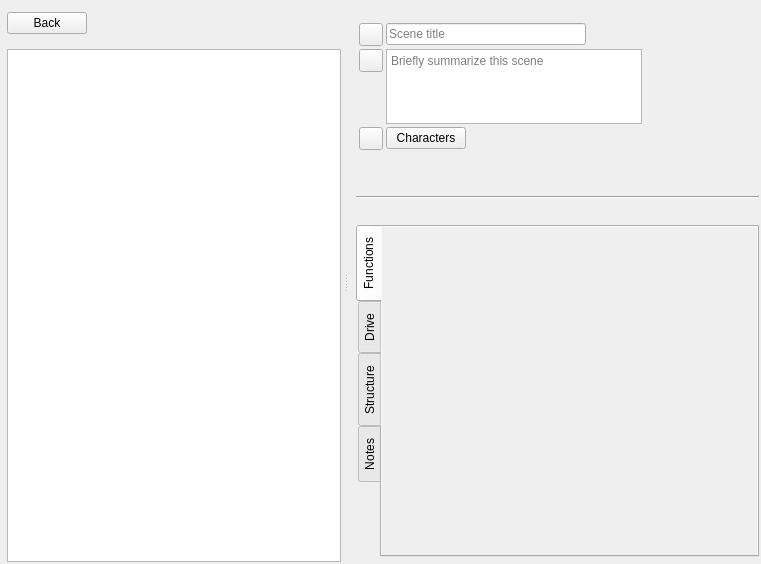
The window that ui/scene_editor.ui (plotlyst/plotlyst-app) describes before a commit, drawn with Qt 5.
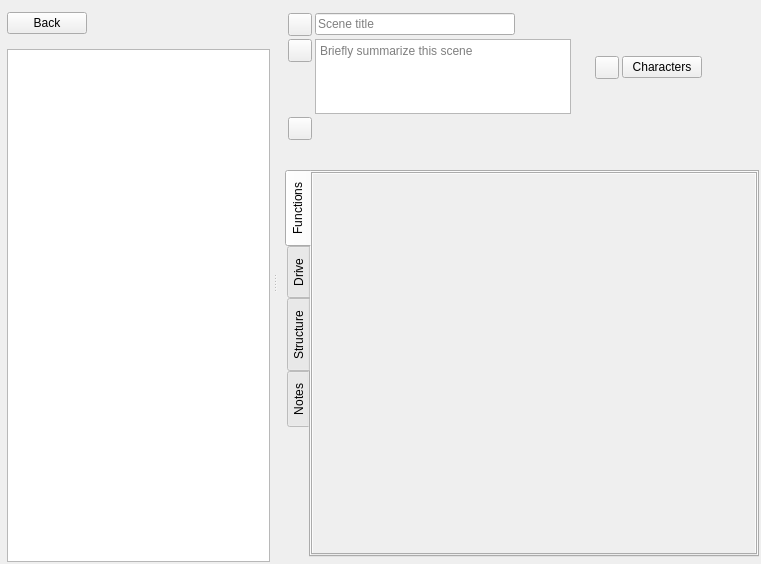
The same window after the commit. The open tabs and pages were chosen to show the change. Custom widgets are drawn as their Qt base class.

Commit message:
New scene dramatic functions layout (#1728)
* New scene functions layout

* progress

* frames

* progress

* progress

* remove scroll

* progress

* progress

* add new drive

* progress

* new layout

* progress

* progress

* progress

* progress

* progress

* progress

* progress

* fix

Diff of the .ui file:
```diff
--- a/ui/scene_editor.ui
+++ b/ui/scene_editor.ui
@@ -135,7 +135,7 @@
         <number>5</number>
        </property>
        <property name="topMargin">
-        <number>20</number>
+        <number>10</number>
        </property>
        <property name="bottomMargin">
         <number>5</number>
@@ -308,8 +308,133 @@
               </layout>
              </item>
              <item>
-              <widget class="QWidget" name="wdgCharactersContainer" native="true">
+              <widget class="QWidget" name="wdgSceneType" native="true">
+               <layout class="QHBoxLayout" name="horizontalLayout_4">
+                <property name="spacing">
+                 <number>3</number>
+                </property>
+                <property name="leftMargin">
+                 <number>0</number>
+                </property>
+                <property name="topMargin">
+                 <number>0</number>
+                </property>
+                <property name="rightMargin">
+                 <number>0</number>
+                </property>
+                <property name="bottomMargin">
+                 <number>0</number>
+                </property>
+                <item alignment="Qt::AlignLeft">
+                 <widget class="QToolButton" name="iconType">
+                  <property name="text">
+                   <string/>
+                  </property>
+                  <property name="transparent" stdset="0">
+                   <bool>true</bool>
+                  </property>
+                 </widget>
+                </item>
+                <item>
+                 <spacer name="horizontalSpacer_4">
+                  <property name="orientation">
+                   <enum>Qt::Horizontal</enum>
+                  </property>
+                  <property name="sizeHint" stdset="0">
+                   <size>
+                    <width>40</width>
+                    <height>20</height>
+                   </size>
+                  </property>
+                 </spacer>
+                </item>
+               </layout>
+              </widget>
+             </item>
+             <item>
+              <widget class="QWidget" name="wdgStorylinesParent" native="true">
+               <layout class="QHBoxLayout" name="horizontalLayout_2">
+                <property name="spacing">
+                 <number>3</number>
+                </property>
+                <property name="leftMargin">
+                 <number>0</number>
+                </property>
+                <property name="topMargin">
+                 <number>1</number>
+                </property>
+                <property name="rightMargin">
+                 <number>0</number>
+                </property>
+                <property name="bottomMargin">
+                 <number>5</number>
+                </property>
+                <item>
+                 <widget class="QWidget" name="wdgStorylines" native="true"/>
+                </item>
+                <item>
+                 <spacer name="horizontalSpacer_2">
+                  <property name="orientation">
+                   <enum>Qt::Horizontal</enum>
+                  </property>
+                  <property name="sizeHint" stdset="0">
+                   <size>
+                    <width>40</width>
+                    <height>20</height>
+                   </size>
+                  </property>
+                 </spacer>
+                </item>
+               </layout>
+              </widget>
+             </item>
+            </layout>
+           </widget>
+          </item>
+          <item>
                <layout class="QVBoxLayout" name="verticalLayout_12">
+            <property name="spacing">
+             <number>3</number>
+            </property>
+            <item alignment="Qt::AlignTop">
+             <widget class="QWidget" name="wdgStructureParent" native="true">
+              <layout class="QHBoxLayout" name="horizontalLayout_3">
+               <property name="spacing">
+                <number>0</number>
+               </property>
+               <property name="leftMargin">
+                <number>0</number>
+               </property>
+               <property name="topMargin">
+                <number>0</number>
+               </property>
+               <property name="rightMargin">
+                <number>0</number>
+               </property>
+               <property name="bottomMargin">
+                <number>0</number>
+               </property>
+              </layout>
+             </widget>
+            </item>
+            <item alignment="Qt::AlignBottom">
+             <widget class="QWidget" name="wdgCharactersContainer" native="true">
+              <layout class="QVBoxLayout" name="verticalLayout_19">
+               <property name="spacing">
+                <number>3</number>
+               </property>
+               <property name="leftMargin">
+                <number>2</number>
+               </property>
+               <property name="topMargin">
+                <number>25</number>
+               </property>
+               <property name="rightMargin">
+                <number>2</number>
+               </property>
+               <property name="bottomMargin">
+                <number>2</number>
+               </property>
                 <item alignment="Qt::AlignTop">
                  <widget class="QWidget" name="widget" native="true">
                   <property name="sizePolicy">
@@ -374,24 +499,6 @@
                  </widget>
                 </item>
                 <item>
-                 <widget class="QWidget" name="widget_2" native="true">
-                  <layout class="QHBoxLayout" name="horizontalLayout_3">
-                   <property name="spacing">
-                    <number>0</number>
-                   </property>
-                   <property name="leftMargin">
-                    <number>24</number>
-                   </property>
-                   <property name="topMargin">
-                    <number>0</number>
-                   </property>
-                   <property name="rightMargin">
-                    <number>0</number>
-                   </property>
-                   <property name="bottomMargin">
-                    <number>0</number>
-                   </property>
-                   <item>
                     <widget class="LabelsWidget" name="wdgCharacters" native="true">
                      <property name="sizePolicy">
                       <sizepolicy hsizetype="Expanding" vsizetype="Maximum">
@@ -402,7 +509,7 @@
                      <property name="minimumSize">
                       <size>
                        <width>0</width>
-                       <height>45</height>
+                   <height>85</height>
                       </size>
                      </property>
                     </widget>
@@ -411,54 +518,6 @@
                  </widget>
                 </item>
                </layout>
-              </widget>
-             </item>
-            </layout>
-           </widget>
-          </item>
-         </layout>
-        </widget>
-       </item>
-       <item>
-        <widget class="Line" name="middleLine">
-         <property name="orientation">
-          <enum>Qt::Horizontal</enum>
-         </property>
-        </widget>
-       </item>
-       <item>
-        <widget class="QWidget" name="wdgMidbar" native="true">
-         <layout class="QHBoxLayout" name="horizontalLayout_2">
-          <property name="spacing">
-           <number>10</number>
-          </property>
-          <property name="leftMargin">
-           <number>15</number>
-          </property>
-          <property name="topMargin">
-           <number>1</number>
-          </property>
-          <property name="rightMargin">
-           <number>0</number>
-          </property>
-          <property name="bottomMargin">
-           <number>5</number>
-          </property>
-          <item>
-           <widget class="QWidget" name="wdgStorylines" native="true"/>
-          </item>
-          <item>
-           <spacer name="horizontalSpacer_2">
-            <property name="orientation">
-             <enum>Qt::Horizontal</enum>
-            </property>
-            <property name="sizeHint" stdset="0">
-             <size>
-              <width>40</width>
-              <height>20</height>
-             </size>
-            </property>
-           </spacer>
           </item>
          </layout>
         </widget>
@@ -488,7 +547,10 @@
               <enum>QTabWidget::West</enum>
              </property>
              <property name="currentIndex">
-              <number>3</number>
+              <number>0</number>
+             </property>
+             <property name="transparent" stdset="0">
+              <bool>true</bool>
              </property>
              <widget class="QWidget" name="tabFunctions">
               <property name="sizePolicy">
@@ -498,6 +560,9 @@
                </sizepolicy>
               </property>
               <property name="relaxed-white-bg" stdset="0">
+               <bool>false</bool>
+              </property>
+              <property name="bg" stdset="0">
                <bool>true</bool>
               </property>
               <attribute name="title">
@@ -520,6 +585,43 @@
                 <number>0</number>
                </property>
                <item>
+                <widget class="QTabWidget" name="tabWidgetFunctions">
+                 <property name="currentIndex">
+                  <number>0</number>
+                 </property>
+                 <property name="tabBarAutoHide">
+                  <bool>true</bool>
+                 </property>
+                 <property name="centered" stdset="0">
+                  <bool>true</bool>
+                 </property>
+                 <property name="transparent" stdset="0">
+                  <bool>true</bool>
+                 </property>
+                 <widget class="QWidget" name="tabDramaticFunctions">
+                  <property name="relaxed-white-bg" stdset="0">
+                   <bool>true</bool>
+                  </property>
+                  <attribute name="title">
+                   <string>Dramatic functions</string>
+                  </attribute>
+                  <layout class="QVBoxLayout" name="verticalLayout_5">
+                   <property name="spacing">
+                    <number>0</number>
+                   </property>
+                   <property name="leftMargin">
+                    <number>0</number>
+                   </property>
+                   <property name="topMargin">
+                    <number>0</number>
+                   </property>
+                   <property name="rightMargin">
+                    <number>0</number>
+                   </property>
+                   <property name="bottomMargin">
+                    <number>0</number>
+                   </property>
+                   <item>
                 <widget class="QScrollArea" name="scrollArea">
                  <property name="frameShape">
                   <enum>QFrame::NoFrame</enum>
@@ -527,21 +629,24 @@
                  <property name="widgetResizable">
                   <bool>true</bool>
                  </property>
-                 <widget class="QWidget" name="scrollAreaFunctions">
+                     <widget class="QWidget" name="scrollAreaWidgetDramaticFunctions">
                   <property name="geometry">
                    <rect>
                     <x>0</x>
                     <y>0</y>
-                    <width>371</width>
-                    <height>282</height>
-                   </rect>
-                  </property>
-                  <property name="relaxed-white-bg" stdset="0">
+                        <width>434</width>
+                        <height>357</height>
+                       </rect>
+                      </property>
+                      <property name="muted-bg" stdset="0">
                    <bool>true</bool>
                   </property>
+                      <property name="relaxed-white-bg" stdset="0">
+                       <bool>false</bool>
+                      </property>
                   <layout class="QVBoxLayout" name="verticalLayout_16">
                    <property name="spacing">
-                    <number>3</number>
+                        <number>0</number>
                    </property>
                    <property name="leftMargin">
                     <number>0</number>
@@ -555,6 +660,10 @@
                    <property name="bottomMargin">
                     <number>0</number>
                    </property>
+                      </layout>
+                     </widget>
+                    </widget>
+                   </item>
                   </layout>
                  </widget>
                 </widget>
@@ -643,8 +752,8 @@
                        <rect>
                         <x>0</x>
                         <y>0</y>
-                        <width>367</width>
-                        <height>254</height>
+                        <width>100</width>
+                        <height>30</height>
                        </rect>
                       </property>
                       <property name="relaxed-white" stdset="0">
@@ -788,47 +897,6 @@
            </item>
           </layout>
          </widget>
-         <widget class="QWidget" name="pagePurpose">
-          <property name="relaxed-white-bg" stdset="0">
-           <bool>true</bool>
-          </property>
-          <layout class="QVBoxLayout" name="verticalLayout_10">
-           <property name="spacing">
-            <number>0</number>
-           </property>
-           <property name="leftMargin">
-            <number>10</number>
-           </property>
-           <property name="topMargin">
-            <number>10</number>
-           </property>
-           <property name="rightMargin">
-            <number>10</number>
-           </property>
-           <property name="bottomMargin">
-            <number>0</number>
-           </property>
-          </layout>
-         </widget>
-         <widget class="QWidget" name="pageOutcome">
-          <layout class="QVBoxLayout" name="verticalLayout_11">
-           <property name="spacing">
-            <number>0</number>
-           </property>
-           <property name="leftMargin">
-            <number>10</number>
-           </property>
-           <property name="topMargin">
-            <number>10</number>
-           </property>
-           <property name="rightMargin">
-            <number>10</number>
-           </property>
-           <property name="bottomMargin">
-            <number>0</number>
-           </property>
-          </layout>
-         </widget>
         </widget>
        </item>
       </layout>
```
Lines whose indentation alone changed are shown as unchanged. The commit also changes 10 other files.
